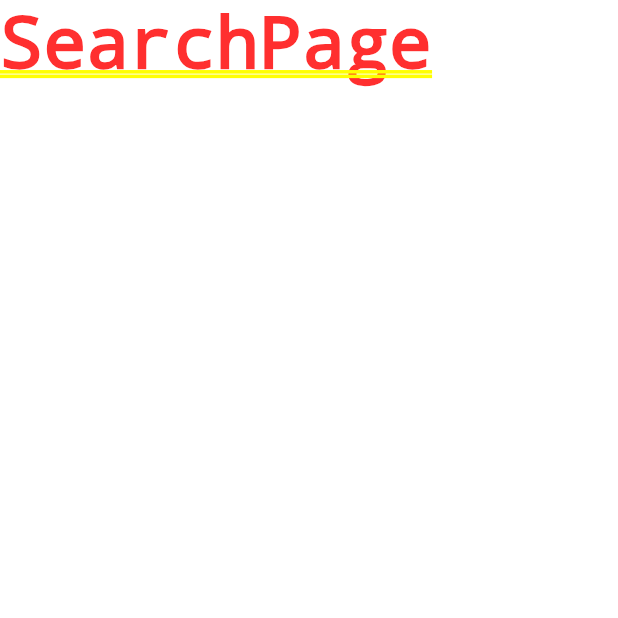
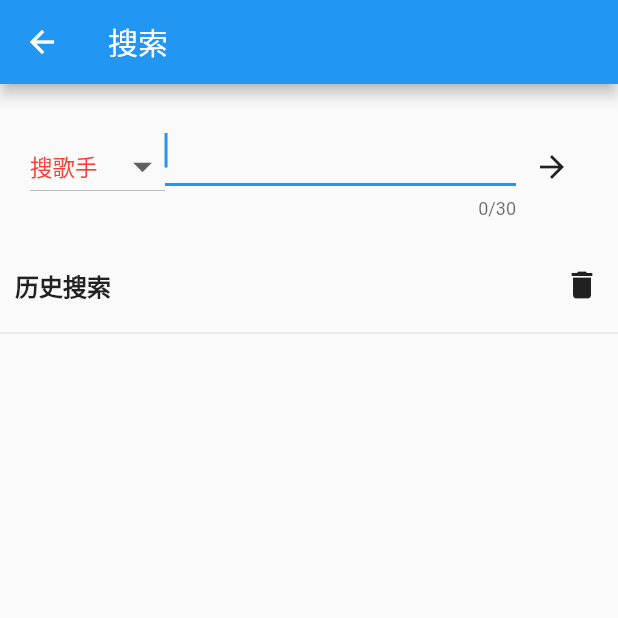
Before and after one commit to waltkong/xiaok, a Flutter app: the screen it shows after launch, after a tap on "搜你想听的", on a phone screen of 412 x 824 dp, the top half of it. Run offline on Flutter 3.47's test engine with Material 2 defaults, Android fonts, the phone set to English and light mode, and no system bars; our stand-ins replace audioplayers, dio, flutter_easyrefresh, flutter_screenutil, flutter_swiper, shared_preferences; network calls fail.

Commit message:
搜索框

```diff
--- a/flutter/xiaokmusic/lib/components/drawer_component.dart
+++ b/flutter/xiaokmusic/lib/components/drawer_component.dart
@@ -34,24 +34,24 @@ class _DrawerComponentState extends State<DrawerComponent> {
             trailing: Icon(Icons.navigate_next),
           ),
 
-          Divider(
-            height: 1,
-          ),
-
-          ListTile(
-            leading: Icon(Icons.ac_unit),
-            title: Text(
-              '设置', style: TextStyle(fontSize: 20,color: highLightIndex==1? Colors.blue : Colors.black),
-            ),
-
-            onTap: (){
-              setState(() {
-                highLightIndex = 1;
-              });
-              Navigator.of(context).pushNamed('config_page');
-            },
-            trailing: Icon(Icons.navigate_next),
-          ),
+//          Divider(
+//            height: 1,
+//          ),
+//
+//          ListTile(
+//            leading: Icon(Icons.ac_unit),
+//            title: Text(
+//              '设置', style: TextStyle(fontSize: 20,color: highLightIndex==1? Colors.blue : Colors.black),
+//            ),
+//
+//            onTap: (){
+//              setState(() {
+//                highLightIndex = 1;
+//              });
+//              Navigator.of(context).pushNamed('config_page');
+//            },
+//            trailing: Icon(Icons.navigate_next),
+//          ),
 
 
           Divider(
--- /dev/null
+++ b/flutter/xiaokmusic/lib/localdatas/search_history_data.dart
@@ -0,0 +1,37 @@
+import 'package:shared_preferences/shared_preferences.dart';
+import 'package:xiaokmusic/utils/list_util.dart';
+class SearchHistoryData{
+
+  int maxCount = 20;
+  String keyname = 'SearchHistoryData';
+  List _list;
+
+  Future<List> addOne(String keyword) async{
+    SharedPreferences prefs = await SharedPreferences.getInstance();
+    getAll();
+
+    if(ListUtil().in_array(keyword, _list)){
+      return _list;
+    }
+
+    if(_list != null && _list.length>maxCount){
+      _list = _list.sublist(0,-(maxCount -1));
+    }
+    _list.add(keyword);
+    prefs.setStringList(keyname, _list);
+    return _list;
+  }
+
+  Future<List> getAll() async{
+    SharedPreferences prefs = await SharedPreferences.getInstance();
+    _list = prefs.getStringList(keyname);
+    return _list;
+  }
+
+  void deleteAll() async{
+    SharedPreferences prefs = await SharedPreferences.getInstance();
+    _list = [];
+    prefs.setStringList(keyname, _list);
+  }
+
+}
--- a/flutter/xiaokmusic/lib/pages/others/search_page.dart
+++ b/flutter/xiaokmusic/lib/pages/others/search_page.dart
@@ -1,10 +1,215 @@
 import 'package:flutter/material.dart';
+import 'package:xiaokmusic/localdatas/search_history_data.dart';
 
 class SearchPage extends StatelessWidget {
   @override
   Widget build(BuildContext context) {
-    return Container(
-      child:Text('SearchPage'),
+    return Scaffold(
+      appBar: AppBar(
+        title: Text('搜索'),
+      ),
+      body: Container(
+        child: SearchPageBody(),
+      ),
     );
   }
 }
+
+class SearchPageBody extends StatefulWidget {
+  @override
+  _SearchPageBodyState createState() => _SearchPageBodyState();
+}
+
+class _SearchPageBodyState extends State<SearchPageBody> {
+
+  TextEditingController _controller;
+
+  String changedText;
+
+  String pickedMenuValue = 'singer';
+
+  List searchHistory;
+
+  @override
+  void initState() {
+    super.initState();
+    _controller = TextEditingController();
+    getSearchHistory();
+  }
+
+  @override
+  void dispose() {
+    super.dispose();
+    _controller = null;
+  }
+
+  void getSearchHistory() async{
+    var res = await SearchHistoryData().getAll();
+    setState(() {
+      searchHistory = res;
+    });
+  }
+
+  @override
+  Widget build(BuildContext context) {
+    return SingleChildScrollView(
+      child: Column(
+        children: <Widget>[
+          _inputBox(),
+
+          _textTitleBox('历史搜索'),
+
+          _wordBox(),
+        ],
+      ),
+    );
+  }
+
+  Widget _inputBox(){
+    return Container(
+      padding: EdgeInsets.all(20),
+      child: Row(
+        children: <Widget>[
+
+          Container(
+            child: DropdownButton(
+              items: <DropdownMenuItem<String>>[
+                DropdownMenuItem(
+                  child: Text('搜歌手',style: TextStyle(color: pickedMenuValue=='singer'?Colors.red:Colors.grey),),
+                  value: 'singer',
+                ),
+                DropdownMenuItem(
+                  child: Text('搜歌曲',style: TextStyle(color: pickedMenuValue=='song'?Colors.red:Colors.grey),),
+                  value: 'song',
+                ),
+                DropdownMenuItem(
+                  child: Text('搜专辑',style: TextStyle(color: pickedMenuValue=='cd'?Colors.red:Colors.grey),),
+                  value: 'cd',
+                ),
+              ],
+              value: pickedMenuValue,
+              hint: Text('搜索类型'),
+              onChanged: (selectvalue){
+                setState(() {
+                  pickedMenuValue = selectvalue;
+                });
+              },
+              elevation: 20,
+              style: new TextStyle(//设置文本框里面文字的样式
+                  color: Colors.blue,
+                  fontSize: 15
+              ),
+              iconSize: 30,//设置三角标icon的大小
+//              underline: Container(height: 1,color: Colors.blue,),// 下划线
+            ),
+          ),
+
+          Expanded(
+            child: TextField(
+              controller: _controller,
+              maxLength: 30,
+              maxLines: 1,
+              autofocus: true,
+              textAlign: TextAlign.left,
+              style: TextStyle(fontSize: 20,color: Colors.blue),
+              onSubmitted: (text){
+                print(text);
+                setState(() {
+                  _controller.text = text;
+                });
+                submitForm();
+              },
+              onChanged: (text){
+                print(text);
+                setState(() {
+                  changedText = text;
+                });
+              },
+            ),
+          ),
+          IconButton(
+            icon: Icon(Icons.arrow_forward),
+            onPressed: (){
+              setState(() {
+                _controller.text = changedText;
+              });
+              submitForm();
+            },
+          ),
+        ],
+      ),
+    );
+  }
+
+  void submitForm() async{
+    print(_controller.text);
+    if(_controller.text != null && _controller.text !=''){
+      addHistory();
+    }
+  }
+
+  void addHistory() async{
+    var res = await SearchHistoryData().addOne(_controller.text);
+    setState(() {
+      searchHistory = res;
+    });
+  }
+
+  void deleteHistory() async{
+     var res = await SearchHistoryData().deleteAll();
+     setState(() {
+       searchHistory = [];
+     });
+  }
+
+  Widget _textTitleBox(String str){
+    return Column(
+      children: <Widget>[
+        Row(
+          mainAxisAlignment: MainAxisAlignment.spaceBetween,
+          children: <Widget>[
+            Container(
+              margin: EdgeInsets.all(10),
+              child: Text(str,style: TextStyle(fontSize: 16,fontWeight: FontWeight.bold),),
+            ),
+            IconButton(
+              icon: Icon(Icons.delete),
+              onPressed: (){
+                deleteHistory();
+              },
+            ),
+          ],
+        ),
+        Divider(),
+      ],
+    );
+  }
+
+  Widget _wordBox(){
+    if(searchHistory == null || searchHistory.length==0){
+      return Container();
+    }
+
+    List<Widget> ret = searchHistory.map((item){
+      return Container(
+        margin: EdgeInsets.all(5),
+        child: InkWell(
+          onTap: (){
+            setState(() {
+              _controller.text = item;
+            });
+          },
+          child: Chip(label: Text(item)),
+        ),
+      );
+    }).toList();
+
+    return Wrap(
+      children: ret,
+    );
+
+  }
+
+
+
+}
--- a/flutter/xiaokmusic/pubspec.yaml
+++ b/flutter/xiaokmusic/pubspec.yaml
@@ -19,6 +19,8 @@ dependencies:
   flutter_easyrefresh: ^1.2.7
   flutter_html: ^0.9.6
   audioplayers: ^0.13.1
+  shared_preferences: ^0.4.1
+
 
 dev_dependencies:
   flutter_test:
```
Also changed, not shown: flutter/xiaokmusic/lib/pages/music/cd_one_page.dart (+12 -1 lines), flutter/xiaokmusic/lib/utils/list_util.dart (added, +10 -0 lines), flutter/xiaokmusic/pubspec.lock.
